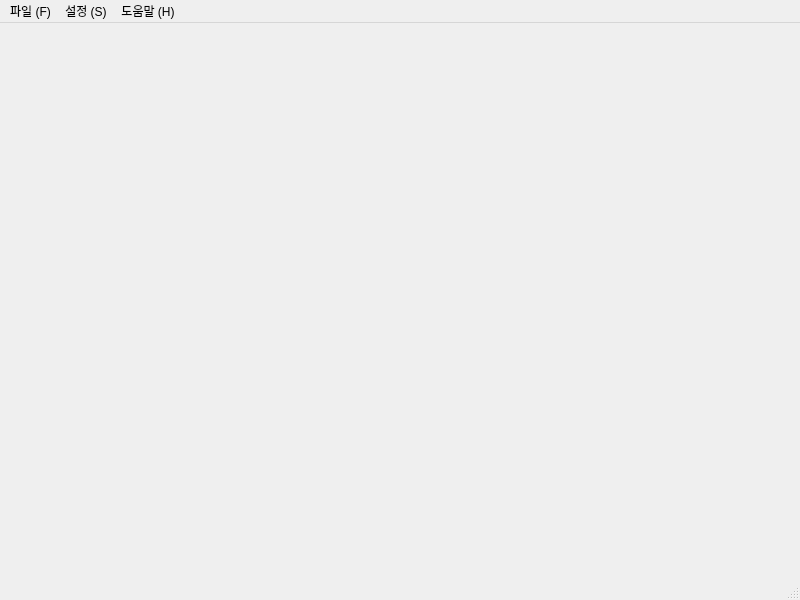
First picture: the form in uis/main.ui, repository JJutopsy/DETTT, before the edit.
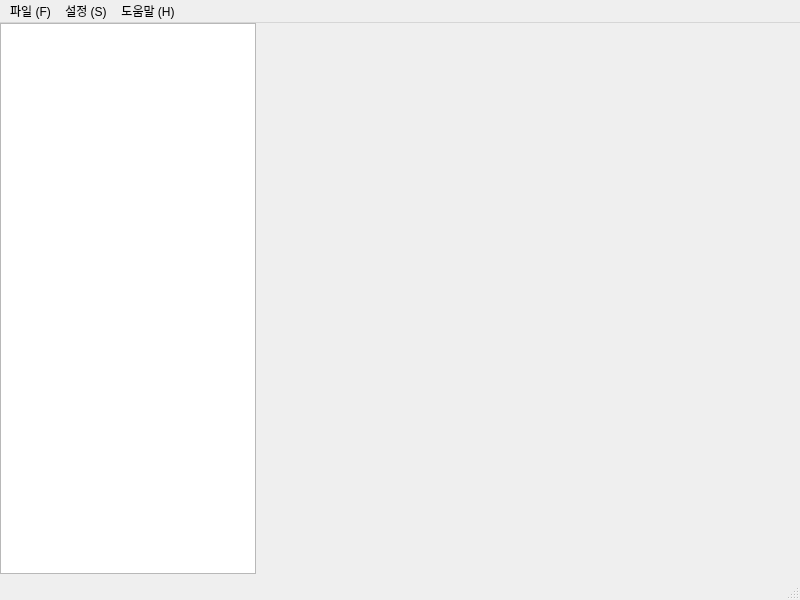
Second picture: the form after the edit.

Commit message: db connection

Patch:
```diff
--- a/uis/main.ui
+++ b/uis/main.ui
@@ -13,7 +13,18 @@
   <property name="windowTitle">
    <string>MainWindow</string>
   </property>
-  <widget class="QWidget" name="centralwidget"/>
+  <widget class="QWidget" name="centralwidget">
+   <widget class="QTreeView" name="treeView">
+    <property name="geometry">
+     <rect>
+      <x>0</x>
+      <y>0</y>
+      <width>256</width>
+      <height>551</height>
+     </rect>
+    </property>
+   </widget>
+  </widget>
   <widget class="QMenuBar" name="menubar">
    <property name="geometry">
     <rect>
```
The commit also changes 1 other file.
